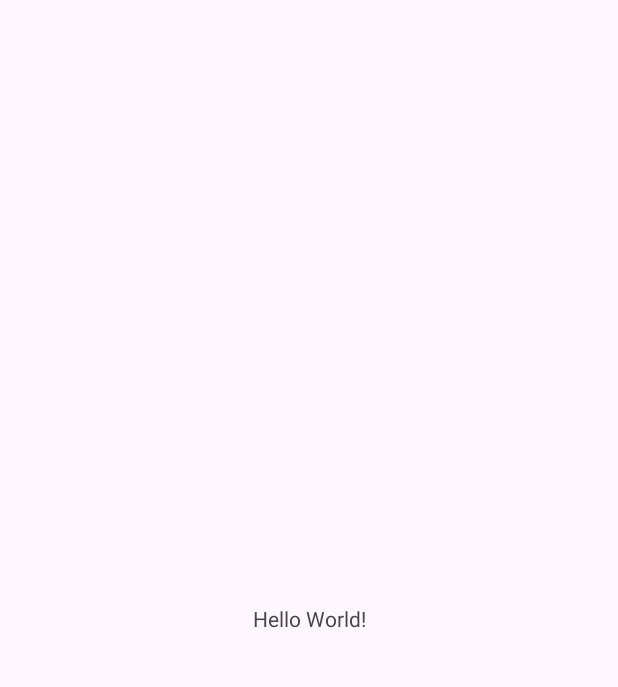
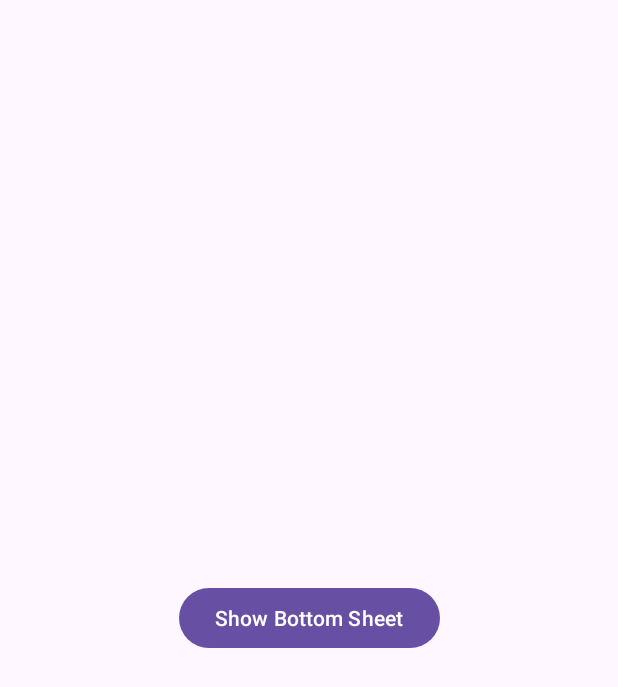
Before and after one commit to Mwakanemela/Android-BottomSheetDialog, an Android app: the screen it shows after launch (MainActivity), on a phone screen of 412 x 824 dp. Before the commit the part shown is almost empty. Shown: the top 687 px of the screen. Run offline under Robolectric (Android 15) with nearby library versions, the phone set to English and light mode, and no system bars.

Commit message:
A simple bottom sheet dialog

```diff
--- a/app/src/main/java/com/example/bottomsheetdialog/MainActivity.kt
+++ b/app/src/main/java/com/example/bottomsheetdialog/MainActivity.kt
@@ -1,12 +1,19 @@
 package com.example.bottomsheetdialog
 
+import android.annotation.SuppressLint
 import android.os.Bundle
+import android.view.View
+import android.widget.Button
 import androidx.activity.enableEdgeToEdge
 import androidx.appcompat.app.AppCompatActivity
 import androidx.core.view.ViewCompat
 import androidx.core.view.WindowInsetsCompat
+import com.google.android.material.bottomsheet.BottomSheetDialog
 
 class MainActivity : AppCompatActivity() {
+    lateinit var button: Button
+
+    @SuppressLint("InflateParams")
     override fun onCreate(savedInstanceState: Bundle?) {
         super.onCreate(savedInstanceState)
         enableEdgeToEdge()
@@ -16,5 +23,14 @@ class MainActivity : AppCompatActivity() {
             v.setPadding(systemBars.left, systemBars.top, systemBars.right, systemBars.bottom)
             insets
         }
+
+        button = findViewById(R.id.button)
+
+        button.setOnClickListener {
+            val view: View = layoutInflater.inflate(R.layout.bottom_sheet_layout, null)
+            val dialog = BottomSheetDialog(this)
+            dialog.setContentView(view)
+            dialog.show()
+        }
     }
 }
--- a/app/src/main/res/layout/activity_main.xml
+++ b/app/src/main/res/layout/activity_main.xml
@@ -7,10 +7,11 @@
     android:layout_height="match_parent"
     tools:context=".MainActivity">
 
-    <TextView
+    <Button
         android:layout_width="wrap_content"
         android:layout_height="wrap_content"
-        android:text="Hello World!"
+        android:text="Show Bottom Sheet"
+        android:id="@+id/button"
         app:layout_constraintBottom_toBottomOf="parent"
         app:layout_constraintEnd_toEndOf="parent"
         app:layout_constraintStart_toStartOf="parent"
```
Also changed, not shown: app/src/main/res/layout/bottom_sheet_layout.xml (added, +63 -0 lines).
